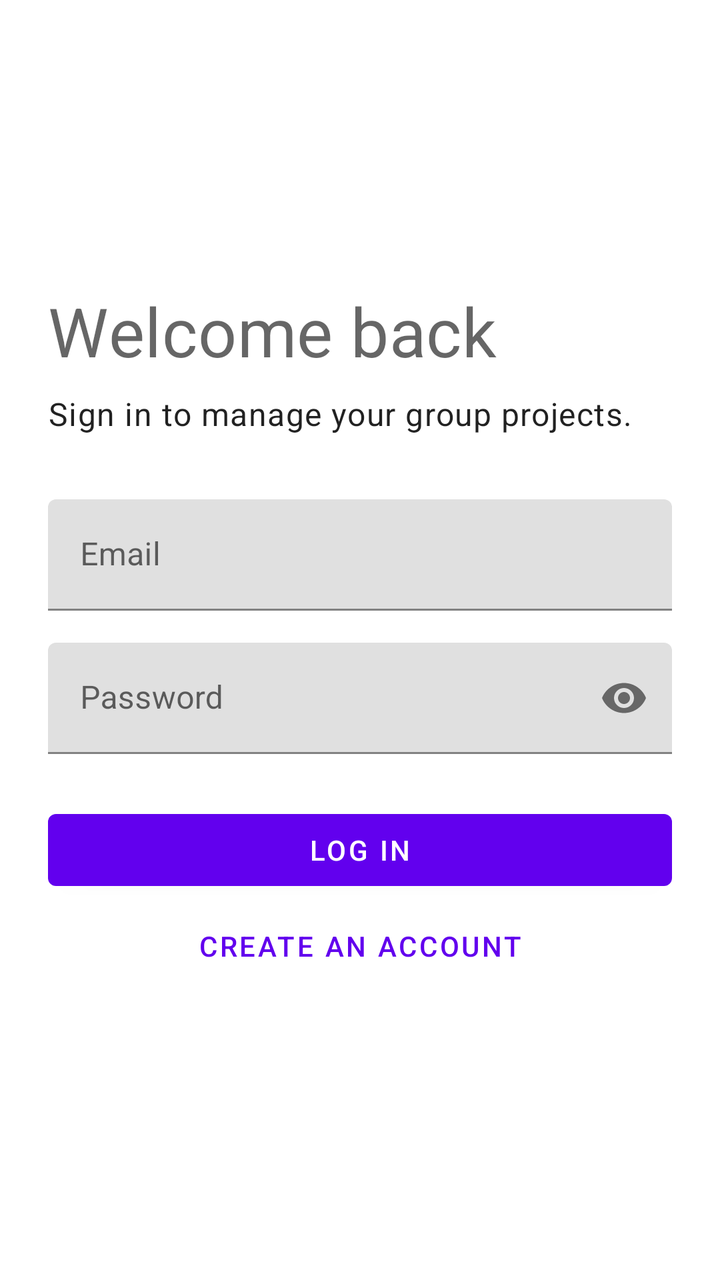
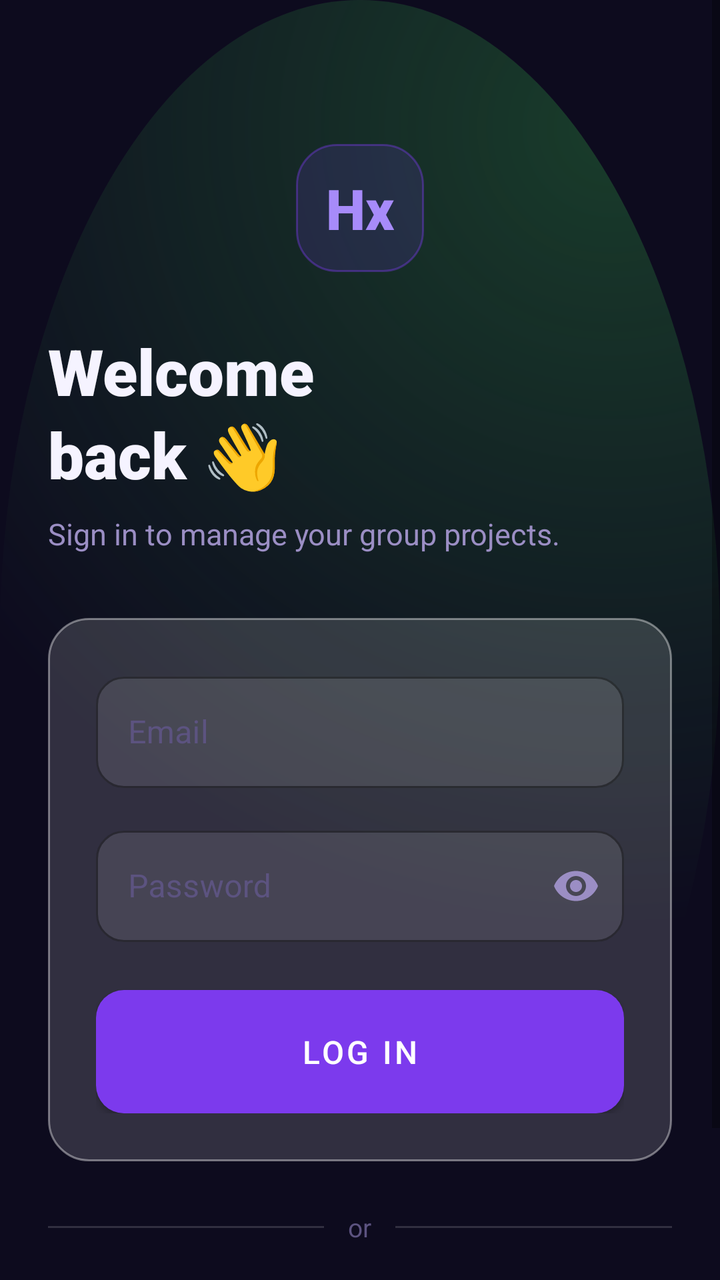

Compare the two renders of this Android layout. The source of the first and the diff that turns it into the second are given below.
<!-- AndroidManifest.xml: application theme Theme.HWiXeL -->
<!-- res/layout/fragment_login.xml -->
<?xml version="1.0" encoding="utf-8"?>
<ScrollView xmlns:android="http://schemas.android.com/apk/res/android"
    xmlns:app="http://schemas.android.com/apk/res-auto"
    android:layout_width="match_parent"
    android:layout_height="match_parent"
    android:fillViewport="true">

    <LinearLayout
        android:layout_width="match_parent"
        android:layout_height="wrap_content"
        android:gravity="center_vertical"
        android:orientation="vertical"
        android:padding="24dp">

        <TextView
            android:layout_width="match_parent"
            android:layout_height="wrap_content"
            android:text="@string/login_title"
            android:textAppearance="@style/TextAppearance.MaterialComponents.Headline4" />

        <TextView
            android:layout_width="match_parent"
            android:layout_height="wrap_content"
            android:layout_marginTop="8dp"
            android:text="@string/login_subtitle"
            android:textAppearance="@style/TextAppearance.MaterialComponents.Body1" />

        <com.google.android.material.textfield.TextInputLayout
            android:id="@+id/emailInputLayout"
            android:layout_width="match_parent"
            android:layout_height="wrap_content"
            android:layout_marginTop="32dp"
            android:hint="@string/email_label">

            <com.google.android.material.textfield.TextInputEditText
                android:id="@+id/emailEditText"
                android:layout_width="match_parent"
                android:layout_height="wrap_content"
                android:inputType="textEmailAddress" />
        </com.google.android.material.textfield.TextInputLayout>

        <com.google.android.material.textfield.TextInputLayout
            android:id="@+id/passwordInputLayout"
            android:layout_width="match_parent"
            android:layout_height="wrap_content"
            android:layout_marginTop="16dp"
            android:hint="@string/password_label"
            app:endIconMode="password_toggle">

            <com.google.android.material.textfield.TextInputEditText
                android:id="@+id/passwordEditText"
                android:layout_width="match_parent"
                android:layout_height="wrap_content"
                android:inputType="textPassword" />
        </com.google.android.material.textfield.TextInputLayout>

        <com.google.android.material.button.MaterialButton
            android:id="@+id/loginButton"
            android:layout_width="match_parent"
            android:layout_height="wrap_content"
            android:layout_marginTop="24dp"
            android:text="@string/login_button" />

        <com.google.android.material.button.MaterialButton
            android:id="@+id/registerLinkButton"
            style="@style/Widget.MaterialComponents.Button.TextButton"
            android:layout_width="match_parent"
            android:layout_height="wrap_content"
            android:text="@string/register_link" />
    </LinearLayout>
</ScrollView>
<!-- resources referenced by this layout -->
<resources>
  <string name="login_title">Welcome back</string>
  <style name="Theme.HWiXeL" parent="Theme.MaterialComponents.DayNight.DarkActionBar">
          
          <item name="colorPrimary">@color/purple_500</item>
          <item name="colorPrimaryVariant">@color/purple_700</item>
          <item name="colorOnPrimary">@color/white</item>
          
          <item name="colorSecondary">@color/teal_200</item>
          <item name="colorSecondaryVariant">@color/teal_700</item>
          <item name="colorOnSecondary">@color/black</item>
          
          <item name="android:statusBarColor">?attr/colorPrimaryVariant</item>
          
      </style>
  <color name="purple_500">#FF6200EE</color>
  <color name="purple_700">#FF3700B3</color>
  <color name="teal_200">#FF03DAC5</color>
  <color name="teal_700">#FF018786</color>
  <color name="black">#FF000000</color>
  <!-- unchanged entries left out for length: 6 -->
</resources>

<!-- the commit's change to res/layout/fragment_login.xml (unified diff, before → after) -->
@@ -1,71 +1,152 @@
 <?xml version="1.0" encoding="utf-8"?>
-<ScrollView xmlns:android="http://schemas.android.com/apk/res/android"
+<FrameLayout xmlns:android="http://schemas.android.com/apk/res/android"
     xmlns:app="http://schemas.android.com/apk/res-auto"
     android:layout_width="match_parent"
     android:layout_height="match_parent"
-    android:fillViewport="true">
+    android:background="@drawable/bg_auth_gradient">
 
-    <LinearLayout
+    <ScrollView
         android:layout_width="match_parent"
-        android:layout_height="wrap_content"
-        android:gravity="center_vertical"
-        android:orientation="vertical"
-        android:padding="24dp">
+        android:layout_height="match_parent"
+        android:fillViewport="true"
+        android:overScrollMode="never">
 
-        <TextView
+        <LinearLayout
             android:layout_width="match_parent"
             android:layout_height="wrap_content"
-            android:text="@string/login_title"
-            android:textAppearance="@style/TextAppearance.MaterialComponents.Headline4" />
+            android:gravity="center_horizontal"
+            android:minHeight="@dimen/screen_min_height"
+            android:orientation="vertical"
+            android:paddingHorizontal="24dp"
+            android:paddingTop="72dp"
+            android:paddingBottom="40dp">
 
-        <TextView
-            android:layout_width="match_parent"
-            android:layout_height="wrap_content"
-            android:layout_marginTop="8dp"
-            android:text="@string/login_subtitle"
-            android:textAppearance="@style/TextAppearance.MaterialComponents.Body1" />
+            
+            <LinearLayout
+                android:layout_width="64dp"
+                android:layout_height="64dp"
+                android:background="@drawable/bg_glass_card_primary"
+                android:gravity="center"
+                android:orientation="vertical">
 
-        <com.google.android.material.textfield.TextInputLayout
-            android:id="@+id/emailInputLayout"
-            android:layout_width="match_parent"
-            android:layout_height="wrap_content"
-            android:layout_marginTop="32dp"
-            android:hint="@string/email_label">
+                <TextView
+                    android:layout_width="wrap_content"
+                    android:layout_height="wrap_content"
+                    android:text="@string/app_logo_mark"
+                    android:textColor="@color/brand_violet_light"
+                    android:textSize="28sp"
+                    android:fontFamily="sans-serif-black" />
+            </LinearLayout>
 
-            <com.google.android.material.textfield.TextInputEditText
-                android:id="@+id/emailEditText"
+            
+            <TextView
                 android:layout_width="match_parent"
                 android:layout_height="wrap_content"
-                android:inputType="textEmailAddress" />
-        </com.google.android.material.textfield.TextInputLayout>
+                android:layout_marginTop="28dp"
+                android:text="@string/login_heading"
+                android:textColor="@color/text_primary"
+                android:textSize="32sp"
+                android:fontFamily="sans-serif-black"
+                android:lineSpacingMultiplier="1.1" />
 
-        <com.google.android.material.textfield.TextInputLayout
-            android:id="@+id/passwordInputLayout"
-            android:layout_width="match_parent"
-            android:layout_height="wrap_content"
-            android:layout_marginTop="16dp"
-            android:hint="@string/password_label"
-            app:endIconMode="password_toggle">
-
-            <com.google.android.material.textfield.TextInputEditText
-                android:id="@+id/passwordEditText"
+            <TextView
                 android:layout_width="match_parent"
                 android:layout_height="wrap_content"
-                android:inputType="textPassword" />
-        </com.google.android.material.textfield.TextInputLayout>
+                android:layout_marginTop="8dp"
+                android:text="@string/login_subtitle"
+                android:textColor="@color/text_secondary"
+                android:textSize="15sp" />
 
-        <com.google.android.material.button.MaterialButton
-            android:id="@+id/loginButton"
-            android:layout_width="match_parent"
-            android:layout_height="wrap_content"
-            android:layout_marginTop="24dp"
-            android:text="@string/login_button" />
+            
+            <LinearLayout
+                android:layout_width="match_parent"
+                android:layout_height="wrap_content"
+                android:layout_marginTop="32dp"
+                android:background="@drawable/bg_glass_card_elevated"
+                android:orientation="vertical"
+                android:padding="24dp">
 
-        <com.google.android.material.button.MaterialButton
-            android:id="@+id/registerLinkButton"
-            style="@style/Widget.MaterialComponents.Button.TextButton"
-            android:layout_width="match_parent"
-            android:layout_height="wrap_content"
-            android:text="@string/register_link" />
-    </LinearLayout>
-</ScrollView>
+                <com.google.android.material.textfield.TextInputLayout
+                    android:id="@+id/emailInputLayout"
+                    style="@style/Widget.HWiXeL.TextInputLayout"
+                    android:layout_width="match_parent"
+                    android:layout_height="wrap_content"
+                    android:hint="@string/email_label">
+
+                    <com.google.android.material.textfield.TextInputEditText
+                        android:id="@+id/emailEditText"
+                        android:layout_width="match_parent"
+                        android:layout_height="wrap_content"
+                        android:inputType="textEmailAddress"
+                        android:textColor="@color/text_primary" />
+                </com.google.android.material.textfield.TextInputLayout>
+
+                <com.google.android.material.textfield.TextInputLayout
+                    android:id="@+id/passwordInputLayout"
+                    style="@style/Widget.HWiXeL.TextInputLayout"
+                    android:layout_width="match_parent"
+                    android:layout_height="wrap_content"
+                    android:layout_marginTop="16dp"
+                    android:hint="@string/password_label"
+                    app:endIconMode="password_toggle"
+                    app:endIconTint="@color/text_secondary">
+
+                    <com.google.android.material.textfield.TextInputEditText
+                        android:id="@+id/passwordEditText"
+                        android:layout_width="match_parent"
+                        android:layout_height="wrap_content"
+                        android:inputType="textPassword"
+                        android:textColor="@color/text_primary" />
+                </com.google.android.material.textfield.TextInputLayout>
+
+                <com.google.android.material.button.MaterialButton
+                    android:id="@+id/loginButton"
+                    style="@style/Widget.HWiXeL.Button.Primary"
+                    android:layout_width="match_parent"
+                    android:layout_height="wrap_content"
+                    android:layout_marginTop="24dp"
+                    android:text="@string/login_button"
+                    android:textSize="16sp"
+                    android:fontFamily="sans-serif-medium" />
+            </LinearLayout>
+
+            
+            <LinearLayout
+                android:layout_width="match_parent"
+                android:layout_height="wrap_content"
+                android:layout_marginTop="24dp"
+                android:gravity="center_vertical"
+                android:orientation="horizontal">
+
+                <View
+                    android:layout_width="0dp"
+                    android:layout_height="1dp"
+                    android:layout_weight="1"
+                    android:background="#26FFFFFF" />
+
+                <TextView
+                    android:layout_width="wrap_content"
+                    android:layout_height="wrap_content"
+                    android:paddingHorizontal="12dp"
+                    android:text="@string/divider_or"
+                    android:textColor="@color/text_hint"
+                    android:textSize="13sp" />
+
+                <View
+                    android:layout_width="0dp"
+                    android:layout_height="1dp"
+                    android:layout_weight="1"
+                    android:background="#26FFFFFF" />
+            </LinearLayout>
+
+            <com.google.android.material.button.MaterialButton
+                android:id="@+id/registerLinkButton"
+                style="@style/Widget.HWiXeL.Button.Ghost"
+                android:layout_width="match_parent"
+                android:layout_height="wrap_content"
+                android:layout_marginTop="16dp"
+                android:text="@string/register_link" />
+
+        </LinearLayout>
+    </ScrollView>
+</FrameLayout>
<!-- resource entries referenced after the edit -->
@@ -1,24 +1,182 @@
 <!-- resources referenced by this layout -->
 <resources>
-  <string name="login_title">Welcome back</string>
-  <style name="Theme.HWiXeL" parent="Theme.MaterialComponents.DayNight.DarkActionBar">
+  <color name="brand_violet_light">#A78BFA</color>
+  <color name="text_hint">#5C5380</color>
+  <color name="text_primary">#F5F3FF</color>
+  <color name="text_secondary">#9B8EC4</color>
+  <dimen name="screen_min_height">600dp</dimen>
+  <!-- drawable bg_auth_gradient (drawable) -->
+  <?xml version="1.0" encoding="utf-8"?>
+  <layer-list xmlns:android="http://schemas.android.com/apk/res/android">
+      
+      <item>
+          <color android:color="#0D0B1E" />
+      </item>
+      
+      <item>
+          <shape android:shape="oval">
+              <gradient
+                  android:type="radial"
+                  android:gradientRadius="400dp"
+                  android:centerX="0.85"
+                  android:centerY="0.1"
+                  android:startColor="#5C2D9140"
+                  android:endColor="#00000000" />
+          </shape>
+      </item>
+      
+      <item>
+          <shape android:shape="oval">
+              <gradient
+                  android:type="radial"
+                  android:gradientRadius="300dp"
+                  android:centerX="0.1"
+                  android:centerY="0.85"
+                  android:startColor="#0606B6D430"
+                  android:endColor="#00000000" />
+          </shape>
+      </item>
+  </layer-list>
+  <!-- drawable bg_glass_card_elevated (drawable) -->
+  <?xml version="1.0" encoding="utf-8"?>
+  <shape xmlns:android="http://schemas.android.com/apk/res/android"
+      android:shape="rectangle">
+      <solid android:color="#26FFFFFF" />
+      <stroke android:width="1dp" android:color="#66FFFFFF" />
+      <corners android:radius="20dp" />
+  </shape>
+  <!-- drawable bg_glass_card_primary (drawable) -->
+  <?xml version="1.0" encoding="utf-8"?>
+  <shape xmlns:android="http://schemas.android.com/apk/res/android"
+      android:shape="rectangle">
+      <solid android:color="#267C3AED" />
+      <stroke android:width="1dp" android:color="#667C3AED" />
+      <corners android:radius="20dp" />
+  </shape>
+  <string name="app_logo_mark">Hx</string>
+  <string name="divider_or">or</string>
+  <string name="login_heading">Welcome\nback 👋</string>
+  <style name="Widget.HWiXeL.Button.Ghost" parent="Widget.MaterialComponents.Button.OutlinedButton">
+          <item name="strokeColor">@color/glass_border_strong</item>
+          <item name="android:textColor">@color/text_primary</item>
+          <item name="cornerRadius">14dp</item>
+      </style>
+  <style name="Widget.HWiXeL.Button.Primary" parent="Widget.MaterialComponents.Button">
+          <item name="android:background">@drawable/bg_button_primary</item>
+          <item name="android:textColor">@color/white</item>
+          <item name="android:paddingTop">14dp</item>
+          <item name="android:paddingBottom">14dp</item>
+          <item name="cornerRadius">14dp</item>
+          <item name="elevation">0dp</item>
+          <item name="stateListAnimator">@null</item>
+      </style>
+  <style name="Widget.HWiXeL.TextInputLayout" parent="Widget.MaterialComponents.TextInputLayout.OutlinedBox">
+          <item name="boxBackgroundColor">@color/glass_fill</item>
+          <item name="boxStrokeColor">@color/glass_border_strong</item>
+          <item name="boxStrokeWidth">1dp</item>
+          <item name="boxCornerRadiusTopStart">14dp</item>
+          <item name="boxCornerRadiusTopEnd">14dp</item>
+          <item name="boxCornerRadiusBottomStart">14dp</item>
+          <item name="boxCornerRadiusBottomEnd">14dp</item>
+          <item name="hintTextColor">@color/text_secondary</item>
+          <item name="android:textColorHint">@color/text_hint</item>
+      </style>
+  <style name="Theme.HWiXeL" parent="Theme.MaterialComponents.DayNight.NoActionBar">
           
-          <item name="colorPrimary">@color/purple_500</item>
-          <item name="colorPrimaryVariant">@color/purple_700</item>
-          <item name="colorOnPrimary">@color/white</item>
+          <item name="colorPrimary">@color/brand_violet</item>
+          <item name="colorPrimaryVariant">@color/brand_violet_dark</item>
+          <item name="colorOnPrimary">@color/text_on_primary</item>
+          <item name="colorPrimaryContainer">@color/brand_violet_container</item>
+          <item name="colorOnPrimaryContainer">@color/brand_violet_light</item>
+  
           
-          <item name="colorSecondary">@color/teal_200</item>
-          <item name="colorSecondaryVariant">@color/teal_700</item>
-          <item name="colorOnSecondary">@color/black</item>
+          <item name="colorSecondary">@color/brand_cyan</item>
+          <item name="colorSecondaryVariant">@color/brand_cyan_light</item>
+          <item name="colorOnSecondary">@color/bg_dark</item>
+  
           
-          <item name="android:statusBarColor">?attr/colorPrimaryVariant</item>
+          <item name="android:colorBackground">@color/bg_dark</item>
+          <item name="colorSurface">@color/bg_surface</item>
+          <item name="colorOnSurface">@color/text_primary</item>
+          <item name="colorOnSurfaceVariant">@color/text_secondary</item>
+          <item name="colorSurfaceVariant">@color/bg_surface_2</item>
+  
           
+          <item name="colorError">@color/brand_rose</item>
+          <item name="colorOnError">@color/text_on_primary</item>
+  
+          
+          <item name="android:statusBarColor">@android:color/transparent</item>
+          <item name="android:windowDrawsSystemBarBackgrounds">true</item>
+          <item name="android:windowLightStatusBar" tools:targetApi="23">false</item>
+  
+          
+          <item name="android:windowBackground">@color/bg_dark</item>
+  
+          
+          <item name="shapeAppearanceMediumComponent">@style/ShapeAppearance.HWiXeL.MediumComponent</item>
+          <item name="shapeAppearanceLargeComponent">@style/ShapeAppearance.HWiXeL.LargeComponent</item>
+  
+          
+          <item name="bottomNavigationStyle">@style/Widget.HWiXeL.BottomNavigationView</item>
+  
+          
+          <item name="textInputStyle">@style/Widget.HWiXeL.TextInputLayout</item>
+  
+          
+          <item name="floatingActionButtonStyle">@style/Widget.HWiXeL.FloatingActionButton</item>
       </style>
-  <color name="purple_500">#FF6200EE</color>
-  <color name="purple_700">#FF3700B3</color>
-  <color name="teal_200">#FF03DAC5</color>
-  <color name="teal_700">#FF018786</color>
-  <color name="black">#FF000000</color>
+  <color name="glass_border_strong">#66FFFFFF</color>
+  <!-- drawable bg_button_primary (drawable) -->
+  <?xml version="1.0" encoding="utf-8"?>
+  <shape xmlns:android="http://schemas.android.com/apk/res/android"
+      android:shape="rectangle">
+      <gradient
+          android:angle="135"
+          android:startColor="#7C3AED"
+          android:centerColor="#5B21B6"
+          android:endColor="#4F46E5"
+          android:type="linear" />
+      <corners android:radius="14dp" />
+  </shape>
+  <color name="glass_fill">#1AFFFFFF</color>
+  <color name="brand_violet">#7C3AED</color>
+  <color name="brand_violet_dark">#5B21B6</color>
+  <color name="text_on_primary">#FFFFFF</color>
+  <color name="brand_violet_container">#2D1B69</color>
+  <color name="brand_cyan">#06B6D4</color>
+  <color name="brand_cyan_light">#67E8F9</color>
+  <color name="bg_dark">#0D0B1E</color>
+  <color name="bg_surface">#1A1630</color>
+  <color name="bg_surface_2">#231E3D</color>
+  <color name="brand_rose">#F43F5E</color>
+  <style name="ShapeAppearance.HWiXeL.MediumComponent" parent="ShapeAppearance.MaterialComponents.MediumComponent">
+          <item name="cornerSize">16dp</item>
+      </style>
+  <style name="ShapeAppearance.HWiXeL.LargeComponent" parent="ShapeAppearance.MaterialComponents.LargeComponent">
+          <item name="cornerSize">24dp</item>
+      </style>
+  <style name="Widget.HWiXeL.BottomNavigationView" parent="Widget.MaterialComponents.BottomNavigationView">
+          <item name="android:background">@drawable/bg_bottom_nav</item>
+          <item name="itemIconTint">@color/nav_item_color</item>
+          <item name="itemTextColor">@color/nav_item_color</item>
+          <item name="labelVisibilityMode">labeled</item>
+      </style>
+  <style name="Widget.HWiXeL.FloatingActionButton" parent="Widget.MaterialComponents.FloatingActionButton">
+          <item name="backgroundTint">@color/brand_violet</item>
+          <item name="tint">@color/white</item>
+          <item name="elevation">12dp</item>
+      </style>
+  <!-- drawable bg_bottom_nav (drawable) -->
+  <?xml version="1.0" encoding="utf-8"?>
+  <shape xmlns:android="http://schemas.android.com/apk/res/android"
+      android:shape="rectangle">
+      <solid android:color="#CC1A1630" />
+      <stroke android:width="1dp" android:color="#33FFFFFF" />
+      <corners
+          android:topLeftRadius="24dp"
+          android:topRightRadius="24dp" />
+  </shape>
   <!-- unchanged entries left out for length: 6 -->
 </resources>
 
